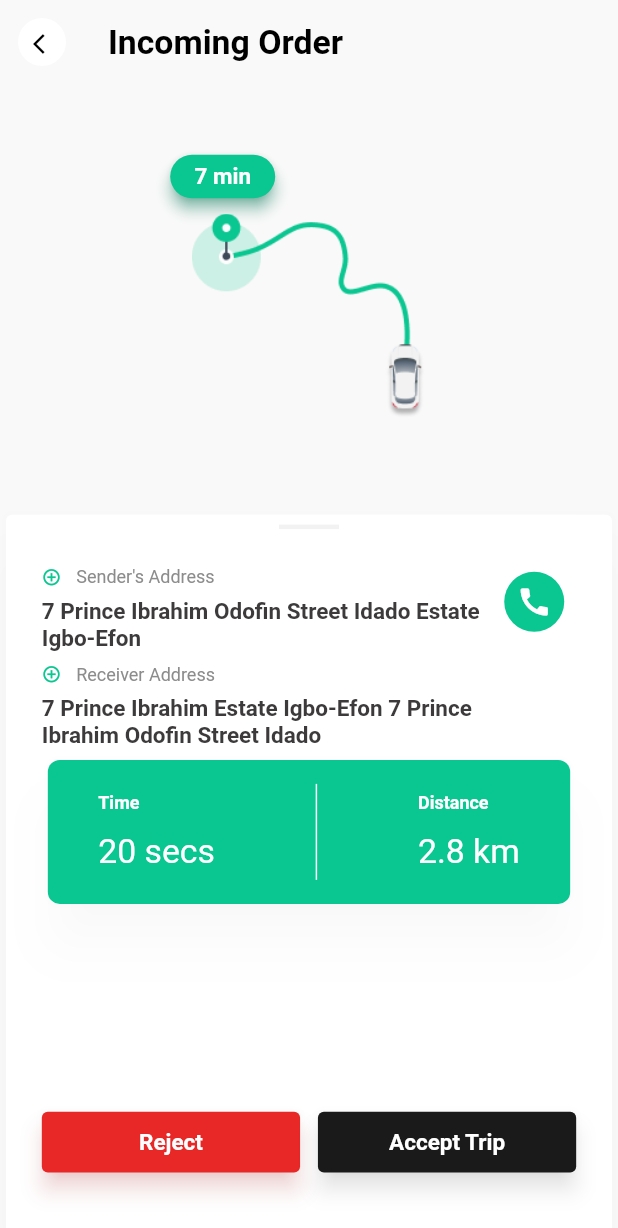
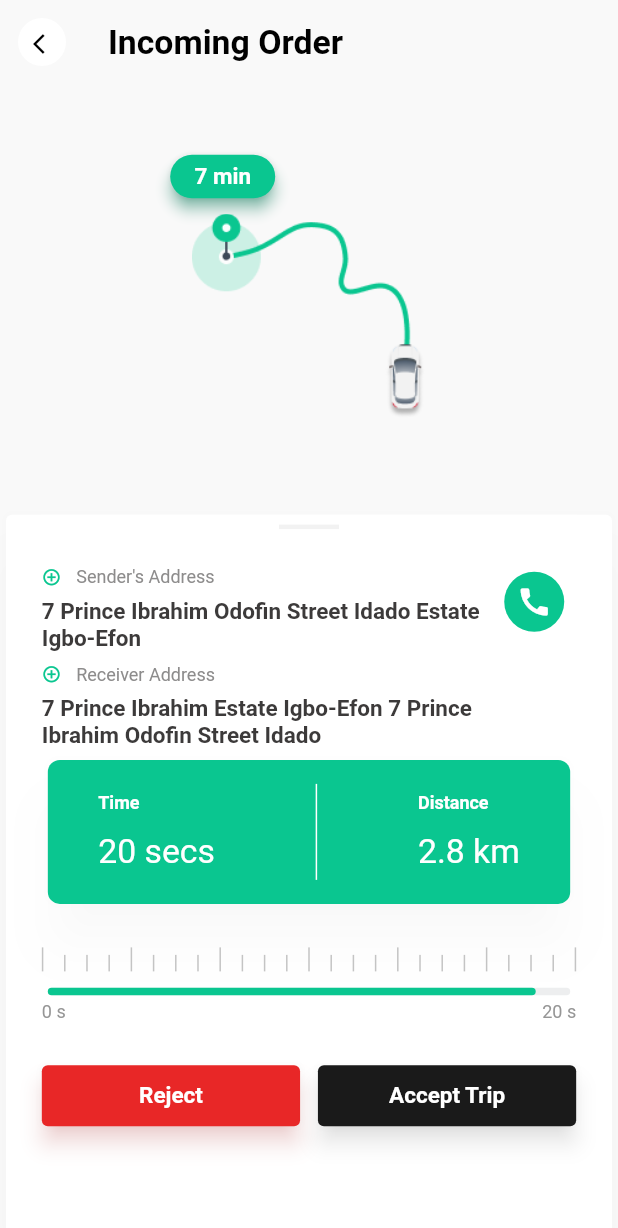
Before and after one commit to medwonuola/jetiffy_sample, a Flutter app: the screen it shows after launch, on a phone screen of 412 x 824 dp. Shown: the top 1228 px of the screen. Run offline on Flutter 3.47's test engine with Material 2 defaults, Android fonts, the phone set to English and light mode, and no system bars.

Commit message:
Completed incoming order view

```diff
--- a/lib/screens/incoming_order.dart
+++ b/lib/screens/incoming_order.dart
@@ -2,6 +2,7 @@ import 'package:flutter/material.dart';
 import 'package:jetiffy/components/address_text.dart';
 import 'package:jetiffy/components/back_widget.dart';
 import 'package:jetiffy/components/time_distance.dart';
+import 'package:jetiffy/components/timer.dart';
 import 'package:jetiffy/screens/begin_trip.dart';
 import '../constants.dart';
 
@@ -41,36 +42,17 @@ class _IncomingOrderState extends State<IncomingOrder> {
           leading: const BackWidget()),
       body: Stack(
         children: [
-           Positioned(
-             left: 110 * widthFactor,
+          Positioned(
+            left: 110 * widthFactor,
             top: 50 * heightFactor,
-            child: const Card(
-              color: kPrimaryColor,
-              elevation: 4,
-              shadowColor: kPrimaryColor,
-              shape: StadiumBorder(),
-              child: SizedBox(
-                height: 29,
-                width: 70,
-                child: Center(
-                  child: Text(
-                    "7 min",
-                    style: TextStyle(
-                        fontWeight: FontWeight.w700,
-                        fontSize: 15,
-                        color: Colors.white),
-                  ),
-                ),
-              ),
-            ),
+            child: _routeTime(),
           ),
           Positioned(
               top: 100 * heightFactor,
               width: size.width,
               child: Center(
-                child: Image.asset("assets/root.png",
-                    height: 158 * heightFactor, width: 186 * widthFactor),
-              )),
+                  child: Image.asset("assets/root.png",
+                      height: 158 * heightFactor, width: 186 * widthFactor))),
           Align(
               alignment: Alignment.bottomCenter,
               child: Card(
@@ -89,12 +71,9 @@ class _IncomingOrderState extends State<IncomingOrder> {
                       const Align(
                           alignment: Alignment.topCenter,
                           child: SizedBox(
-                            width: 40,
-                            child: Divider(
-                              thickness: 3,
-                              color: Color(0xFFF2F2F2),
-                            ),
-                          )),
+                              width: 40,
+                              child: Divider(
+                                  thickness: 3, color: Color(0xFFF2F2F2)))),
                       Align(
                         alignment: Alignment.topRight,
                         child: _callButton(heightFactor, widthFactor),
@@ -119,7 +98,9 @@ class _IncomingOrderState extends State<IncomingOrder> {
                             const SizedBox(height: 3),
                             const TimeAndDistance(
                                 time: "20 secs", distance: "2.8 km"),
-                            const Spacer(),
+                            const SizedBox(height: 25),
+                            const TimerIndicator(),
+                            const SizedBox(height: 25),
                             Row(
                               mainAxisAlignment: MainAxisAlignment.spaceBetween,
                               children: [
@@ -160,6 +141,23 @@ class _IncomingOrderState extends State<IncomingOrder> {
     );
   }
 
+  Card _routeTime() {
+    return const Card(
+        color: kPrimaryColor,
+        elevation: 4,
+        shadowColor: kPrimaryColor,
+        shape: StadiumBorder(),
+        child: SizedBox(
+            height: 29,
+            width: 70,
+            child: Center(
+                child: Text("7 min",
+                    style: TextStyle(
+                        fontWeight: FontWeight.w700,
+                        fontSize: 15,
+                        color: Colors.white)))));
+  }
+
   Padding _callButton(double heightFactor, double widthFactor) {
     return Padding(
       padding: EdgeInsets.only(top: 44 * heightFactor, right: 32 * widthFactor),
```
